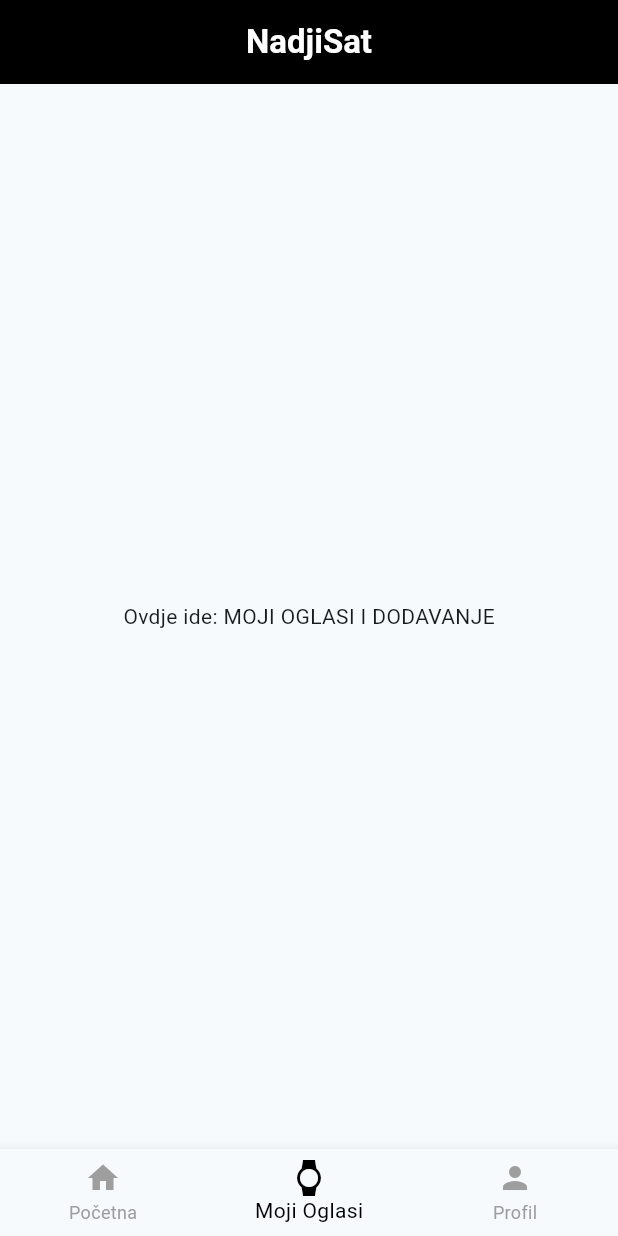
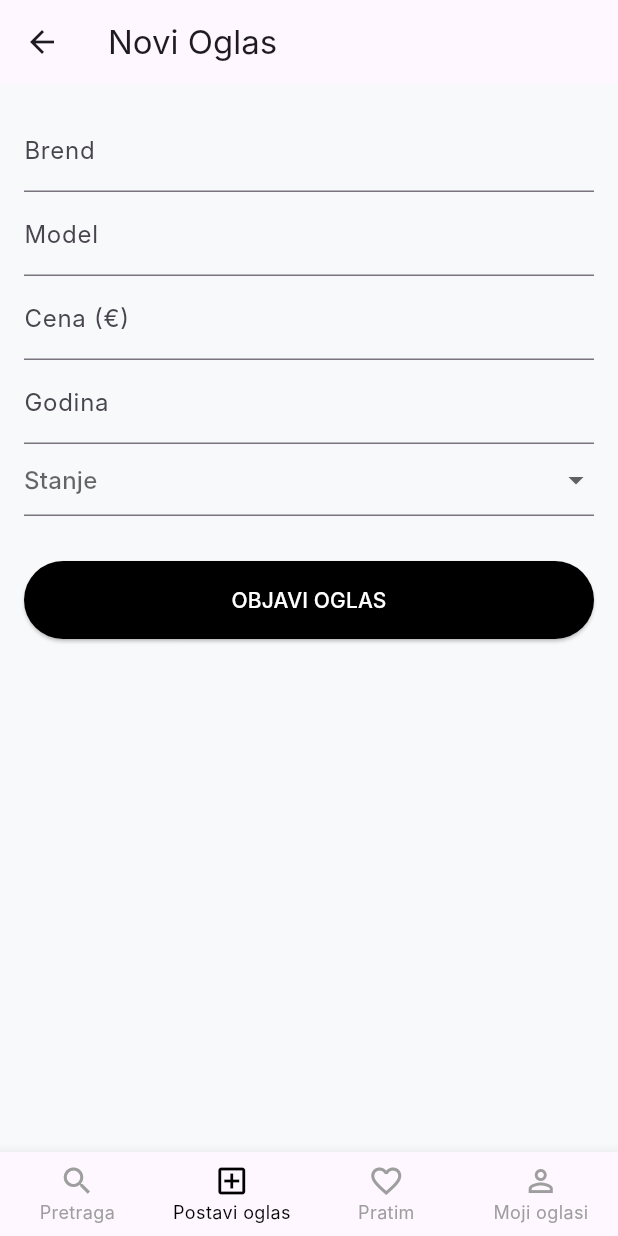
Before and after one commit to BVSBVSBVS/nadjisat, a Flutter app: the MainLayout screen opened directly, item 2 of the bottom bar chosen, on a phone screen of 412 x 824 dp. Run offline on Flutter 3.47's test engine with Material 3 defaults, Android fonts, the phone set to English and light mode, and no system bars; our stand-ins replace supabase_flutter; accounts and stored records are empty; network calls fail; Roboto replaces fonts that are missing (Inter).

```diff
--- a/lib/main_layout.dart
+++ b/lib/main_layout.dart
@@ -1,46 +1,39 @@
 import 'package:flutter/material.dart';
-import 'package:supabase_flutter/supabase_flutter.dart';
+import 'home_screen.dart';
+import 'post_oglas_screen.dart';
 
 class MainLayout extends StatefulWidget {
   const MainLayout({super.key});
-
   @override
   State<MainLayout> createState() => _MainLayoutState();
 }
 
 class _MainLayoutState extends State<MainLayout> {
-  int _trenutniIndex = 0;
-
-  // Ovde ćemo kasnije ubacivati prave ekrane koje budemo pravili
-  final List<Widget> _ekrani = [
-    const Center(child: Text("Ovdje ide: SVI OGLASI (50 NAJNOVIJIH)")),
-    const Center(child: Text("Ovdje ide: MOJI OGLASI I DODAVANJE")),
-    const Center(child: Text("Ovdje ide: PROFIL KORISNIKA")),
+  int _currentIndex = 0;
+  final List<Widget> _pages = [
+    const HomeScreen(),
+    const PostOglasScreen(),
+    const Center(child: Text("Oglasi koje pratim")),
+    const Center(child: Text("Moji oglasi / Profil")),
   ];
 
   @override
   Widget build(BuildContext context) {
     return Scaffold(
-      appBar: AppBar(
-        title: const Text("NadjiSat", style: TextStyle(fontWeight: FontWeight.bold)),
-        centerTitle: true,
-        backgroundColor: Colors.black,
-        foregroundColor: Colors.white,
-      ),
-      body: _ekrani[_trenutniIndex],
+      body: _pages[_currentIndex],
       bottomNavigationBar: BottomNavigationBar(
-        currentIndex: _trenutniIndex,
+        currentIndex: _currentIndex,
+        type: BottomNavigationBarType.fixed,
         selectedItemColor: Colors.black,
         unselectedItemColor: Colors.grey,
-        onTap: (index) {
-          setState(() {
-            _trenutniIndex = index;
-          });
-        },
+        selectedFontSize: 12,
+        unselectedFontSize: 12,
+        onTap: (index) => setState(() => _currentIndex = index),
         items: const [
-          BottomNavigationBarItem(icon: Icon(Icons.home), label: 'Početna'),
-          BottomNavigationBarItem(icon: Icon(Icons.watch), label: 'Moji Oglasi'),
-          BottomNavigationBarItem(icon: Icon(Icons.person), label: 'Profil'),
+          BottomNavigationBarItem(icon: Icon(Icons.search), label: 'Pretraga'),
+          BottomNavigationBarItem(icon: Icon(Icons.add_box_outlined), label: 'Postavi oglas'),
+          BottomNavigationBarItem(icon: Icon(Icons.favorite_border), label: 'Pratim'),
+          BottomNavigationBarItem(icon: Icon(Icons.person_outline), label: 'Moji oglasi'),
         ],
       ),
     );
--- a/lib/oglasi_screen.dart
+++ b/lib/oglasi_screen.dart
@@ -99,7 +99,7 @@ class _OglasiScreenState extends State<OglasiScreen> {
                         }
 
                         try {
-                          await Supabase.instance.client.from('oglasi').insert({
+                          await Supabase.instance.client.from('satovi').insert({
                             'user_email': user?.email,
                             'brend': izabranBrend,
                             'model': modelController.text.trim(),
--- /dev/null
+++ b/lib/post_oglas_screen.dart
@@ -0,0 +1,55 @@
+import 'package:flutter/material.dart';
+import 'package:supabase_flutter/supabase_flutter.dart';
+
+class PostOglasScreen extends StatefulWidget {
+  const PostOglasScreen({super.key});
+  @override
+  State<PostOglasScreen> createState() => _PostOglasScreenState();
+}
+
+class _PostOglasScreenState extends State<PostOglasScreen> {
+  final _formKey = GlobalKey<FormState>();
+  String? brend, model, stanje, materijal, staklo, bojaCifera;
+  int? cena, godina;
+
+  Future<void> _postaviOglas() async {
+    final user = Supabase.instance.client.auth.currentUser;
+    await Supabase.instance.client.from('satovi').insert({
+      'brend': brend, 'model': model, 'cena': cena, 'stanje': stanje,
+      'godina': godina.toString(), 'materijal': materijal, 'staklo': staklo,
+      'boja_cifera': bojaCifera, 'user_email': user?.email
+    });
+    ScaffoldMessenger.of(context).showSnackBar(const SnackBar(content: Text("Oglas postavljen!")));
+  }
+
+  @override
+  Widget build(BuildContext context) {
+    return Scaffold(
+      appBar: AppBar(title: const Text("Novi Oglas")),
+      body: Form(
+        key: _formKey,
+        child: ListView(
+          padding: const EdgeInsets.all(16),
+          children: [
+            TextFormField(decoration: const InputDecoration(labelText: "Brend"), onChanged: (v) => brend = v),
+            TextFormField(decoration: const InputDecoration(labelText: "Model"), onChanged: (v) => model = v),
+            TextFormField(decoration: const InputDecoration(labelText: "Cena (€)"), keyboardType: TextInputType.number, onChanged: (v) => cena = int.tryParse(v)),
+            TextFormField(decoration: const InputDecoration(labelText: "Godina"), keyboardType: TextInputType.number, onChanged: (v) => godina = int.tryParse(v)),
+            DropdownButtonFormField(
+              hint: const Text("Stanje"),
+              items: ["Novo", "Kao novo", "Polovno"].map((e) => DropdownMenuItem(value: e, child: Text(e))).toList(),
+              onChanged: (v) => stanje = v as String,
+            ),
+            // DODAJ OSTALIH 5 POLJA ISTO OVAKO...
+            const SizedBox(height: 30),
+            ElevatedButton(
+              style: ElevatedButton.styleFrom(backgroundColor: Colors.black, padding: const EdgeInsets.all(16)),
+              onPressed: _postaviOglas,
+              child: const Text("OBJAVI OGLAS", style: TextStyle(color: Colors.white)),
+            )
+          ],
+        ),
+      ),
+    );
+  }
+}
```
Also changed, not shown: lib/home_screen.dart (added, +64 -0 lines), lib/main.dart (+15 -7 lines).
